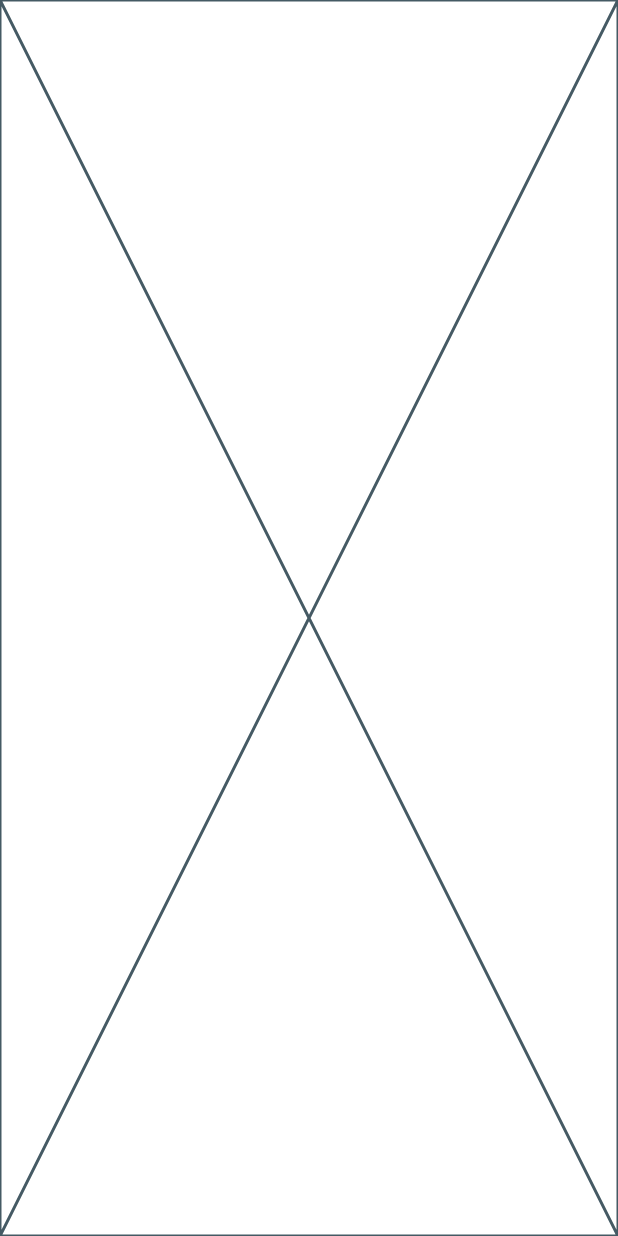
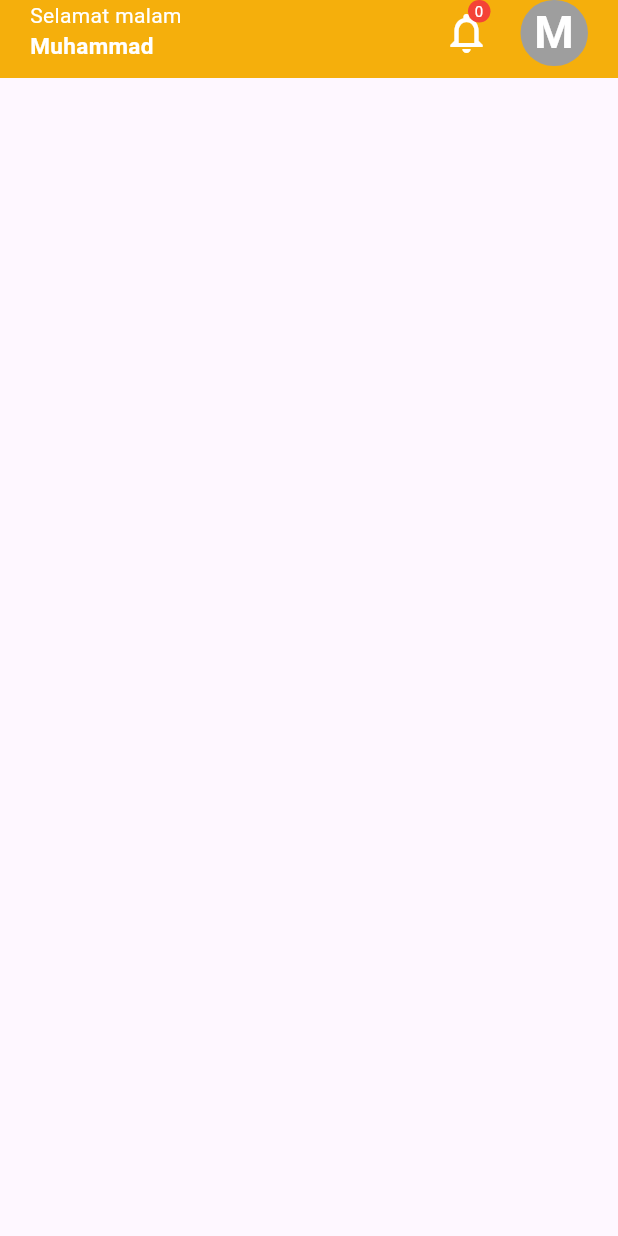
Before and after one commit to fauzipadlaw/payuung_clone, a Flutter app: the screen it shows after launch, on a phone screen of 412 x 824 dp. Run offline on Flutter 3.47's test engine with Material 3 defaults, Android fonts, the phone set to English and light mode, and no system bars.

Commit message:
add: home app bar

```diff
--- a/lib/main.dart
+++ b/lib/main.dart
@@ -1,4 +1,5 @@
 import 'package:flutter/material.dart';
+import 'package:payuung_clone/presentation/home/home_page.dart';
 
 void main() {
   runApp(const MyApp());
@@ -10,12 +11,12 @@ class MyApp extends StatelessWidget {
   @override
   Widget build(BuildContext context) {
     return MaterialApp(
-      title: 'Flutter Demo',
+      title: 'Payuung Clone',
       theme: ThemeData(
         colorScheme: ColorScheme.fromSeed(seedColor: Colors.deepPurple),
         useMaterial3: true,
       ),
-      home: const Placeholder(),
+      home: const HomePage(),
     );
   }
 }
--- /dev/null
+++ b/lib/presentation/home/components/home_app_bar.dart
@@ -0,0 +1,86 @@
+import 'package:flutter/material.dart';
+import 'package:payuung_clone/utils/colors.dart';
+
+class HomeAppBar extends StatelessWidget {
+  const HomeAppBar({super.key});
+
+  @override
+  Widget build(BuildContext context) {
+    final size = MediaQuery.of(context).size;
+    return AppBar(
+      backgroundColor: AppColors.yellow,
+      leading: Container(
+        margin: const EdgeInsets.only(left: 20),
+        child: const Column(
+          crossAxisAlignment: CrossAxisAlignment.start,
+          children: [
+            Text(
+              'Selamat malam',
+              style: TextStyle(color: Colors.white),
+            ),
+            Text(
+              'Muhammad',
+              style: TextStyle(
+                  color: Colors.white,
+                  fontSize: 15,
+                  fontWeight: FontWeight.bold),
+            ),
+          ],
+        ),
+      ),
+      leadingWidth: size.width * 0.3,
+      actions: [
+        Padding(
+          padding: const EdgeInsets.only(bottom: 8.0),
+          child: Stack(
+            children: [
+              const SizedBox(
+                height: 45,
+                child: Icon(
+                  Icons.notifications_outlined,
+                  color: Colors.white,
+                  size: 32,
+                ),
+              ),
+              Positioned(
+                right: 0,
+                child: Container(
+                  alignment: Alignment.center,
+                  height: 15,
+                  width: 15,
+                  decoration: BoxDecoration(
+                    color: Colors.red,
+                    borderRadius: BorderRadius.circular(100),
+                  ),
+                  child: const Text(
+                    '0',
+                    style: TextStyle(color: Colors.white, fontSize: 10),
+                    textAlign: TextAlign.center,
+                  ),
+                ),
+              )
+            ],
+          ),
+        ),
+        Container(
+          margin: const EdgeInsets.only(right: 20, left: 20, bottom: 8),
+          height: 45,
+          width: 45,
+          decoration: BoxDecoration(
+            color: Colors.grey,
+            borderRadius: BorderRadius.circular(100),
+          ),
+          child: const Text(
+            'M',
+            style: TextStyle(
+              fontSize: 30,
+              color: Colors.white,
+              fontWeight: FontWeight.bold,
+            ),
+            textAlign: TextAlign.center,
+          ),
+        ),
+      ],
+    );
+  }
+}
--- /dev/null
+++ b/lib/presentation/home/home_page.dart
@@ -0,0 +1,20 @@
+import 'package:flutter/material.dart';
+import 'package:payuung_clone/presentation/home/components/home_app_bar.dart';
+
+class HomePage extends StatefulWidget {
+  const HomePage({super.key});
+
+  @override
+  State<HomePage> createState() => _HomePageState();
+}
+
+class _HomePageState extends State<HomePage> {
+  @override
+  Widget build(BuildContext context) {
+    return Scaffold(
+      appBar: const PreferredSize(
+          preferredSize: Size.fromHeight(52), child: HomeAppBar()),
+      body: Container(),
+    );
+  }
+}
--- /dev/null
+++ b/lib/utils/colors.dart
@@ -0,0 +1,5 @@
+import 'package:flutter/material.dart';
+
+class AppColors {
+  static const Color yellow = Color(0xfff5af0c);
+}
--- /dev/null
+++ b/lib/utils/helpers.dart
@@ -0,0 +1 @@
+class Helpers {}
```
